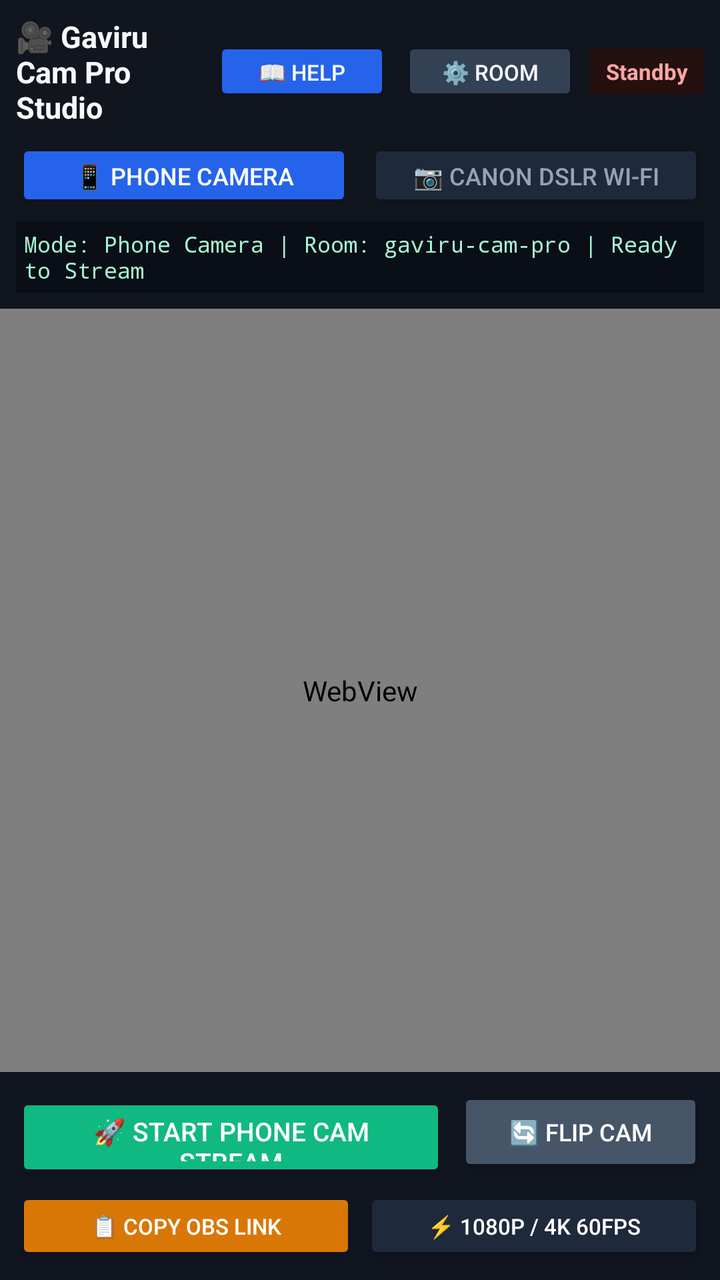
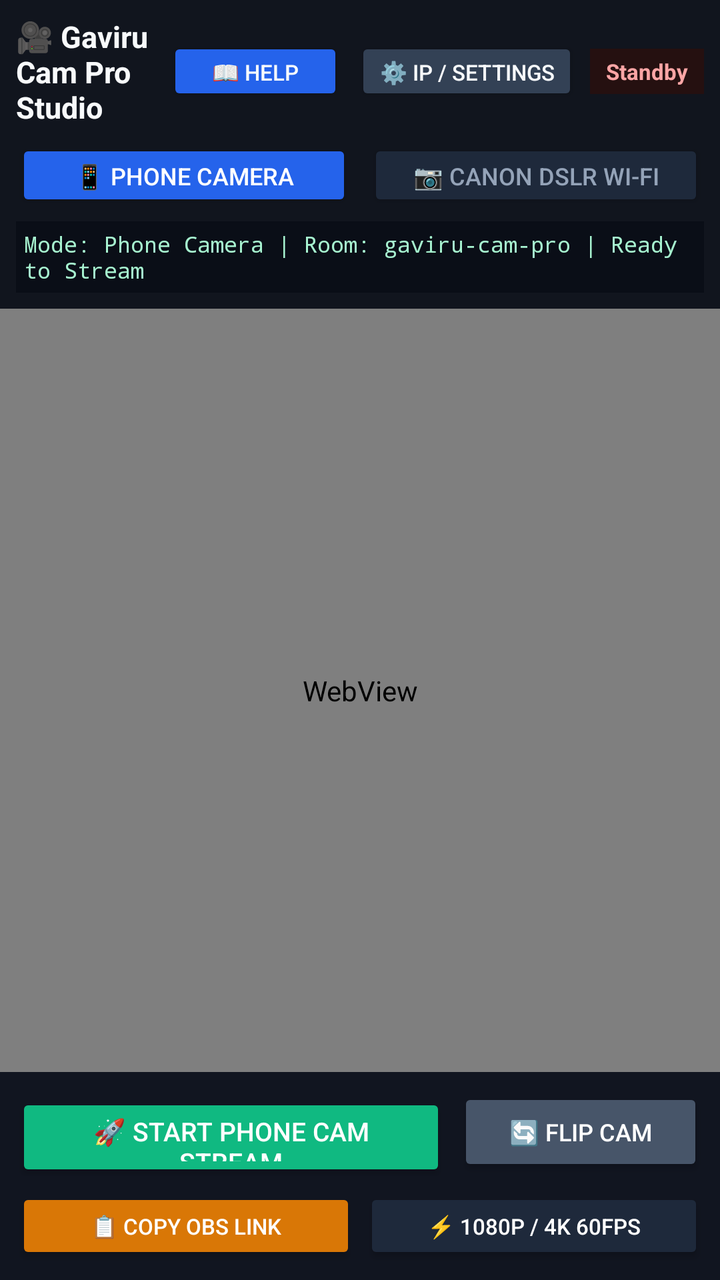

The first picture is an Android layout as it rendered before a commit; the second is the same layout after the commit. The layout source and the unified diff follow.
<!-- AndroidManifest.xml: application theme Theme.GaviruCamStudio -->
<!-- res/layout/activity_main.xml -->
<?xml version="1.0" encoding="utf-8"?>
<RelativeLayout xmlns:android="http://schemas.android.com/apk/res/android"
    android:layout_width="match_parent"
    android:layout_height="match_parent"
    android:background="#080A0F">

    
    <LinearLayout
        android:id="@+id/topBar"
        android:layout_width="match_parent"
        android:layout_height="wrap_content"
        android:orientation="vertical"
        android:background="#11151E"
        android:padding="8dp">

        <LinearLayout
            android:layout_width="match_parent"
            android:layout_height="wrap_content"
            android:orientation="horizontal"
            android:gravity="center_vertical">

            <TextView
                android:layout_width="0dp"
                android:layout_height="wrap_content"
                android:layout_weight="1"
                android:text="🎥 Gaviru Cam Pro Studio"
                android:textColor="#F8FAFC"
                android:textSize="15sp"
                android:textStyle="bold" />

            <Button
                android:id="@+id/btnGuide"
                android:layout_width="wrap_content"
                android:layout_height="34dp"
                android:text="📖 Help"
                android:textSize="11sp"
                android:textColor="#F8FAFC"
                android:backgroundTint="#2563EB"
                android:layout_marginEnd="6dp" />

            <Button
                android:id="@+id/btnSettings"
                android:layout_width="wrap_content"
                android:layout_height="34dp"
                android:text="⚙️ Room"
                android:textSize="11sp"
                android:textColor="#F8FAFC"
                android:backgroundTint="#334155"
                android:layout_marginEnd="6dp" />

            <TextView
                android:id="@+id/txtStatusBadge"
                android:layout_width="wrap_content"
                android:layout_height="wrap_content"
                android:background="#251010"
                android:textColor="#FCA5A5"
                android:text="Standby"
                android:textSize="11sp"
                android:textStyle="bold"
                android:paddingLeft="8dp"
                android:paddingRight="8dp"
                android:paddingTop="4dp"
                android:paddingBottom="4dp" />

        </LinearLayout>

        
        <LinearLayout
            android:id="@+id/modeSelector"
            android:layout_width="match_parent"
            android:layout_height="wrap_content"
            android:orientation="horizontal"
            android:layout_marginTop="6dp">

            <Button
                android:id="@+id/btnModePhone"
                android:layout_width="0dp"
                android:layout_height="36dp"
                android:layout_weight="1"
                android:text="📱 Phone Camera"
                android:textSize="12sp"
                android:textColor="#FFFFFF"
                android:backgroundTint="#2563EB"
                android:layout_marginEnd="4dp" />

            <Button
                android:id="@+id/btnModeCanon"
                android:layout_width="0dp"
                android:layout_height="36dp"
                android:layout_weight="1"
                android:text="📷 Canon DSLR Wi-Fi"
                android:textSize="12sp"
                android:textColor="#94A3B8"
                android:backgroundTint="#1E293B"
                android:layout_marginStart="4dp" />

        </LinearLayout>

        <TextView
            android:id="@+id/txtDiagInfo"
            android:layout_width="match_parent"
            android:layout_height="wrap_content"
            android:text="Mode: Phone Camera | Room: gaviru-cam-pro | Ready to Stream"
            android:textColor="#A7F3D0"
            android:textSize="11sp"
            android:fontFamily="monospace"
            android:maxLines="3"
            android:ellipsize="start"
            android:background="#0A0E17"
            android:padding="4dp"
            android:layout_marginTop="5dp" />

    </LinearLayout>

    
    <FrameLayout
        android:id="@+id/viewportFrame"
        android:layout_width="match_parent"
        android:layout_height="match_parent"
        android:layout_below="@id/topBar"
        android:layout_above="@+id/bottomControls"
        android:background="#000000">

        
        <WebView
            android:id="@+id/vdoWebView"
            android:layout_width="match_parent"
            android:layout_height="match_parent"
            android:visibility="visible" />

        
        <ImageView
            android:id="@+id/imgLiveView"
            android:layout_width="match_parent"
            android:layout_height="match_parent"
            android:scaleType="fitCenter"
            android:background="#000000"
            android:visibility="gone" />

        
        <View
            android:id="@+id/focusBox"
            android:layout_width="60dp"
            android:layout_height="60dp"
            android:background="@drawable/focus_rect"
            android:visibility="gone" />

        
        <LinearLayout
            android:id="@+id/waitingOverlay"
            android:layout_width="wrap_content"
            android:layout_height="wrap_content"
            android:layout_gravity="center"
            android:orientation="vertical"
            android:gravity="center"
            android:visibility="gone">

            <ProgressBar
                android:layout_width="38dp"
                android:layout_height="38dp"
                android:indeterminate="true" />

            <TextView
                android:id="@+id/txtWaitingMessage"
                android:layout_width="wrap_content"
                android:layout_height="wrap_content"
                android:text="📷 Canon කැමරාවට connect වෙමින් පවතී...\n\nකැමරාවේ Wi-Fi Menu එකෙන් 'Remote control (EOS Utility)' 💻 තෝරන්න.\nCamera Mode Dial එක M / P වලට දමා තබන්න."
                android:textColor="#CBD5E1"
                android:textSize="13sp"
                android:gravity="center"
                android:layout_marginTop="12dp"
                android:paddingStart="16dp"
                android:paddingEnd="16dp" />

        </LinearLayout>

    </FrameLayout>

    
    <LinearLayout
        android:id="@+id/bottomControls"
        android:layout_width="match_parent"
        android:layout_height="wrap_content"
        android:layout_alignParentBottom="true"
        android:orientation="vertical"
        android:background="#111520"
        android:padding="8dp">

        
        <LinearLayout
            android:id="@+id/phoneControls"
            android:layout_width="match_parent"
            android:layout_height="wrap_content"
            android:orientation="vertical"
            android:visibility="visible">

            <LinearLayout
                android:layout_width="match_parent"
                android:layout_height="wrap_content"
                android:orientation="horizontal"
                android:layout_marginBottom="6dp">

                <Button
                    android:id="@+id/btnStreamPhoneObs"
                    android:layout_width="0dp"
                    android:layout_height="44dp"
                    android:layout_weight="1.4"
                    android:text="🚀 Start Phone Cam Stream"
                    android:textSize="13sp"
                    android:textColor="#FFFFFF"
                    android:backgroundTint="#10B981"
                    android:layout_marginEnd="6dp" />

                <Button
                    android:id="@+id/btnFlipPhoneCam"
                    android:layout_width="0dp"
                    android:layout_height="44dp"
                    android:layout_weight="0.8"
                    android:text="🔄 Flip Cam"
                    android:textSize="12sp"
                    android:textColor="#FFFFFF"
                    android:backgroundTint="#475569" />

            </LinearLayout>

            <LinearLayout
                android:layout_width="match_parent"
                android:layout_height="wrap_content"
                android:orientation="horizontal">

                <Button
                    android:id="@+id/btnCopyPhoneObsLink"
                    android:layout_width="0dp"
                    android:layout_height="38dp"
                    android:layout_weight="1"
                    android:text="📋 Copy OBS Link"
                    android:textSize="11sp"
                    android:textColor="#FFFFFF"
                    android:backgroundTint="#D97706"
                    android:layout_marginEnd="4dp" />

                <Button
                    android:id="@+id/btnPhoneQuality"
                    android:layout_width="0dp"
                    android:layout_height="38dp"
                    android:layout_weight="1"
                    android:text="⚡ 1080p / 4K 60FPS"
                    android:textSize="11sp"
                    android:textColor="#FFFFFF"
                    android:backgroundTint="#1E293B" />

            </LinearLayout>

        </LinearLayout>

        
        <LinearLayout
            android:id="@+id/canonControls"
            android:layout_width="match_parent"
            android:layout_height="wrap_content"
            android:orientation="vertical"
            android:visibility="gone">

            
            <LinearLayout
                android:layout_width="match_parent"
                android:layout_height="wrap_content"
                android:orientation="horizontal"
                android:layout_marginBottom="6dp">

                <Button
                    android:id="@+id/btnShutter"
                    android:layout_width="0dp"
                    android:layout_height="44dp"
                    android:layout_weight="1"
                    android:text="📸 Take Photo (Shutter)"
                    android:textSize="13sp"
                    android:textColor="#FFFFFF"
                    android:backgroundTint="#DC2626"
                    android:layout_marginEnd="6dp" />

                <Button
                    android:id="@+id/btnStreamObs"
                    android:layout_width="0dp"
                    android:layout_height="44dp"
                    android:layout_weight="1"
                    android:text="🚀 Stream Canon ➔ OBS"
                    android:textSize="12sp"
                    android:textColor="#FFFFFF"
                    android:backgroundTint="#10B981" />

            </LinearLayout>

            
            <LinearLayout
                android:layout_width="match_parent"
                android:layout_height="wrap_content"
                android:orientation="horizontal"
                android:layout_marginBottom="6dp">

                <Button
                    android:id="@+id/btnToggleVdoView"
                    android:layout_width="0dp"
                    android:layout_height="38dp"
                    android:layout_weight="1"
                    android:text="🌐 Show VDO.Ninja Screen"
                    android:textSize="11.5sp"
                    android:textColor="#FFFFFF"
                    android:backgroundTint="#2563EB"
                    android:layout_marginEnd="6dp" />

                <Button
                    android:id="@+id/btnCopyCanonObsLink"
                    android:layout_width="0dp"
                    android:layout_height="38dp"
                    android:layout_weight="1"
                    android:text="📋 Copy OBS Links"
                    android:textSize="11.5sp"
                    android:textColor="#FFFFFF"
                    android:backgroundTint="#D97706" />

            </LinearLayout>

            
            <LinearLayout
                android:layout_width="match_parent"
                android:layout_height="wrap_content"
                android:orientation="horizontal">

                <Button
                    android:id="@+id/btnFar3"
                    android:layout_width="0dp"
                    android:layout_height="38dp"
                    android:layout_weight="1"
                    android:text="⏪ Far 3"
                    android:textSize="11sp"
                    android:textColor="#FFFFFF"
                    android:backgroundTint="#1E293B"
                    android:layout_marginEnd="4dp" />

                <Button
                    android:id="@+id/btnFar1"
                    android:layout_width="0dp"
                    android:layout_height="38dp"
                    android:layout_weight="1"
                    android:text="◀ Far 1"
                    android:textSize="11sp"
                    android:textColor="#FFFFFF"
                    android:backgroundTint="#1E293B"
                    android:layout_marginEnd="4dp" />

                <Button
                    android:id="@+id/btnNear1"
                    android:layout_width="0dp"
                    android:layout_height="38dp"
                    android:layout_weight="1"
                    android:text="Near 1 ▶"
                    android:textSize="11sp"
                    android:textColor="#FFFFFF"
                    android:backgroundTint="#1E293B"
                    android:layout_marginEnd="4dp" />

                <Button
                    android:id="@+id/btnNear3"
                    android:layout_width="0dp"
                    android:layout_height="38dp"
                    android:layout_weight="1"
                    android:text="Near 3 ⏩"
                    android:textSize="11sp"
                    android:textColor="#FFFFFF"
                    android:backgroundTint="#1E293B" />

            </LinearLayout>

        </LinearLayout>

    </LinearLayout>

</RelativeLayout>
<!-- resources referenced by this layout -->
<resources>
  <!-- drawable focus_rect (drawable) -->
  <?xml version="1.0" encoding="utf-8"?>
  <shape xmlns:android="http://schemas.android.com/apk/res/android"
      android:shape="rectangle">
      <stroke android:width="2dp" android:color="#10B981" />
      <solid android:color="#00000000" />
      <corners android:radius="6dp" />
  </shape>
  <style name="Theme.GaviruCamStudio" parent="Theme.MaterialComponents.DayNight.NoActionBar">
          <item name="colorPrimary">@color/primary</item>
          <item name="colorPrimaryVariant">@color/primary_dark</item>
          <item name="colorOnPrimary">@color/text_white</item>
          <item name="colorSecondary">@color/accent</item>
          <item name="android:statusBarColor">@color/bg_dark</item>
          <item name="android:navigationBarColor">@color/bg_dark</item>
      </style>
  <color name="primary">#EF4444</color>
  <color name="primary_dark">#B91C1C</color>
  <color name="text_white">#F8FAFC</color>
  <color name="accent">#F59E0B</color>
  <color name="bg_dark">#080A0F</color>
</resources>

<!-- the commit's change to res/layout/activity_main.xml (unified diff, before → after) -->
@@ -42,7 +42,7 @@
                 android:id="@+id/btnSettings"
                 android:layout_width="wrap_content"
                 android:layout_height="34dp"
-                android:text="⚙️ Room"
+                android:text="⚙️ IP / Settings"
                 android:textSize="11sp"
                 android:textColor="#F8FAFC"
                 android:backgroundTint="#334155"
